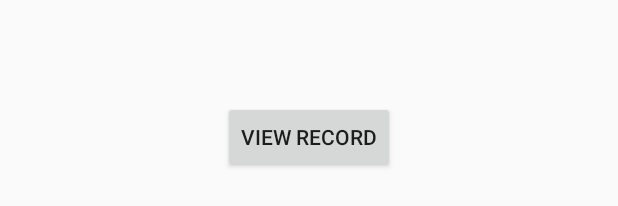
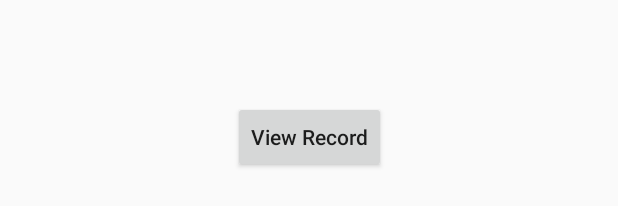
Before and after one commit to WeiLianYang/AndroidToolkit, an Android app: the layout item_toolkit_label.xml on its own in the app's theme, with its tools: preview values and no code run, on a phone screen of 412 x 824 dp. Shown: the part 481-687 px from the top of the screen. Run offline under Robolectric (Android 15) with nearby library versions, the phone set to English and light mode, and no system bars; network calls fail.

Commit message:
update proguard rules

```diff
--- a/toolkit/build.gradle
+++ b/toolkit/build.gradle
@@ -26,7 +26,7 @@ android {
     buildToolsVersion "30.0.3"
 
     defaultConfig {
-        minSdkVersion 18
+        minSdkVersion 16
         targetSdkVersion 30
         versionCode 1
         versionName "1.0.0"
@@ -47,7 +47,7 @@ android {
 
     buildTypes {
         release {
-            minifyEnabled true
+            minifyEnabled false
             proguardFiles getDefaultProguardFile('proguard-android-optimize.txt'), 'proguard-rules.pro'
         }
     }
@@ -95,8 +95,8 @@ dependencies {
     implementation "org.jetbrains.kotlinx:kotlinx-coroutines-core:1.4.2"
     implementation "org.jetbrains.kotlinx:kotlinx-coroutines-android:1.4.2"
 
+//    implementation 'com.squareup.okhttp3:okhttp:4.9.1'
     // okhttp 兼容5.0以下
-//    implementation 'com.squareup.okhttp3:okhttp:4.9.1'
     implementation 'com.squareup.okhttp3:okhttp:3.12.13'
 
     // emoji
--- a/toolkit/src/main/res/layout/activity_toolkit_panel.xml
+++ b/toolkit/src/main/res/layout/activity_toolkit_panel.xml
@@ -54,7 +54,7 @@
         android:layout_marginBottom="30dp"
         app:layoutManager="androidx.recyclerview.widget.GridLayoutManager"
         app:layout_constraintBottom_toBottomOf="parent"
-        app:spanCount="4"
+        app:spanCount="3"
         tools:listitem="@layout/item_toolkit_label" />
 
 
--- a/toolkit/src/main/res/layout/item_toolkit_label.xml
+++ b/toolkit/src/main/res/layout/item_toolkit_label.xml
@@ -25,6 +25,7 @@
         android:id="@+id/tool_button"
         android:layout_width="wrap_content"
         android:layout_height="wrap_content"
+        android:textAllCaps="false"
         app:layout_constraintBottom_toBottomOf="parent"
         app:layout_constraintLeft_toLeftOf="parent"
         app:layout_constraintRight_toRightOf="parent"
```
Also changed, not shown: 2 other files.
